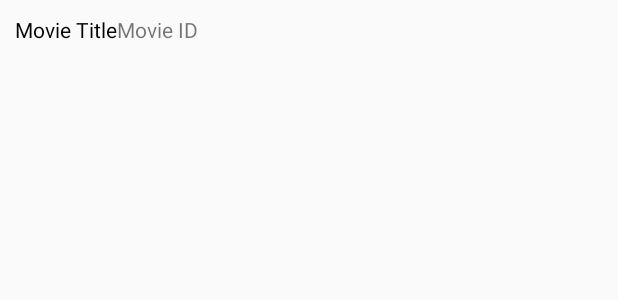
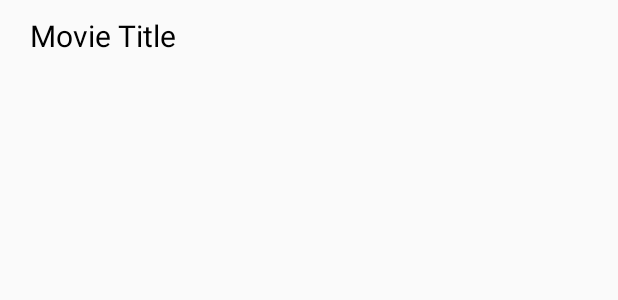
Before and after one commit to jonahperna123/TOFinalProject, an Android app: the layout layout_listitem.xml on its own in the app's theme, with its tools: preview values and no code run, on a phone screen of 412 x 824 dp. Shown: the top 300 px of the screen. Run offline under Robolectric (Android 15) with nearby library versions, the phone set to English and light mode, and no system bars; network calls fail.

Commit message:
Remove debugging output from search results

```diff
--- a/app/src/main/java/com/example/tofinalproject/RecyclerViewAdapter.java
+++ b/app/src/main/java/com/example/tofinalproject/RecyclerViewAdapter.java
@@ -40,7 +40,6 @@ public class RecyclerViewAdapter extends RecyclerView.Adapter<RecyclerViewAdapte
     public void onBindViewHolder(@NonNull viewHolder holder, final int position) {
 
         holder.textViewTitle.setText(movies.get(position).titleMovie);
-        holder.textViewId.setText(movies.get(position).idMovie);
 
         holder.parentLayout.setOnClickListener(new View.OnClickListener() {
             @Override
@@ -67,14 +66,13 @@ public class RecyclerViewAdapter extends RecyclerView.Adapter<RecyclerViewAdapte
 
     public class viewHolder extends RecyclerView.ViewHolder {
 
-        TextView textViewTitle, textViewId;
+        TextView textViewTitle;
         LinearLayout parentLayout;
 
         public viewHolder(@NonNull View itemView) {
             super(itemView);
 
             textViewTitle = itemView.findViewById(R.id.textViewMovieLayoutItemTitle);
-            textViewId = itemView.findViewById(R.id.textViewMovieLayoutItemId);
             parentLayout = itemView.findViewById(R.id.parent_layout);
 
 
--- a/app/src/main/res/layout/layout_listitem.xml
+++ b/app/src/main/res/layout/layout_listitem.xml
@@ -7,16 +7,12 @@
         android:id="@+id/textViewMovieLayoutItemTitle"
         android:layout_width="wrap_content"
         android:layout_height="wrap_content"
-        android:textSize="14sp"
+        android:textSize="20sp"
+        android:layout_marginLeft="10dp"
+        android:maxEms="15"
+        android:layout_marginRight="10dp"
         android:textColor="#000"
         android:text="Movie Title" />
 
-    <TextView
-        android:id="@+id/textViewMovieLayoutItemId"
-        android:layout_width="wrap_content"
-        android:layout_height="wrap_content"
-        android:layout_below="@id/textViewMovieLayoutItemTitle"
-        android:text="Movie ID" />
-
 
 </LinearLayout>
```
